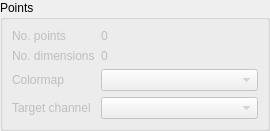
Old version of the form src/PointsLayerWidget.ui in the repository ManiVaultStudio/ImageViewerPlugin.
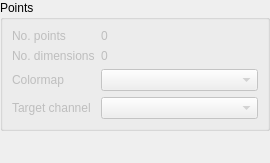
New version of the form.

Diff of the .ui file:
```diff
--- a/src/PointsLayerWidget.ui
+++ b/src/PointsLayerWidget.ui
@@ -10,7 +10,7 @@
     <x>0</x>
     <y>0</y>
     <width>270</width>
-    <height>117</height>
+    <height>163</height>
    </rect>
   </property>
   <property name="sizePolicy">
@@ -133,6 +133,19 @@
      </layout>
     </widget>
    </item>
+   <item>
+    <spacer name="verticalSpacer">
+     <property name="orientation">
+      <enum>Qt::Vertical</enum>
+     </property>
+     <property name="sizeHint" stdset="0">
+      <size>
+       <width>20</width>
+       <height>40</height>
+      </size>
+     </property>
+    </spacer>
+   </item>
   </layout>
  </widget>
  <resources/>
```
